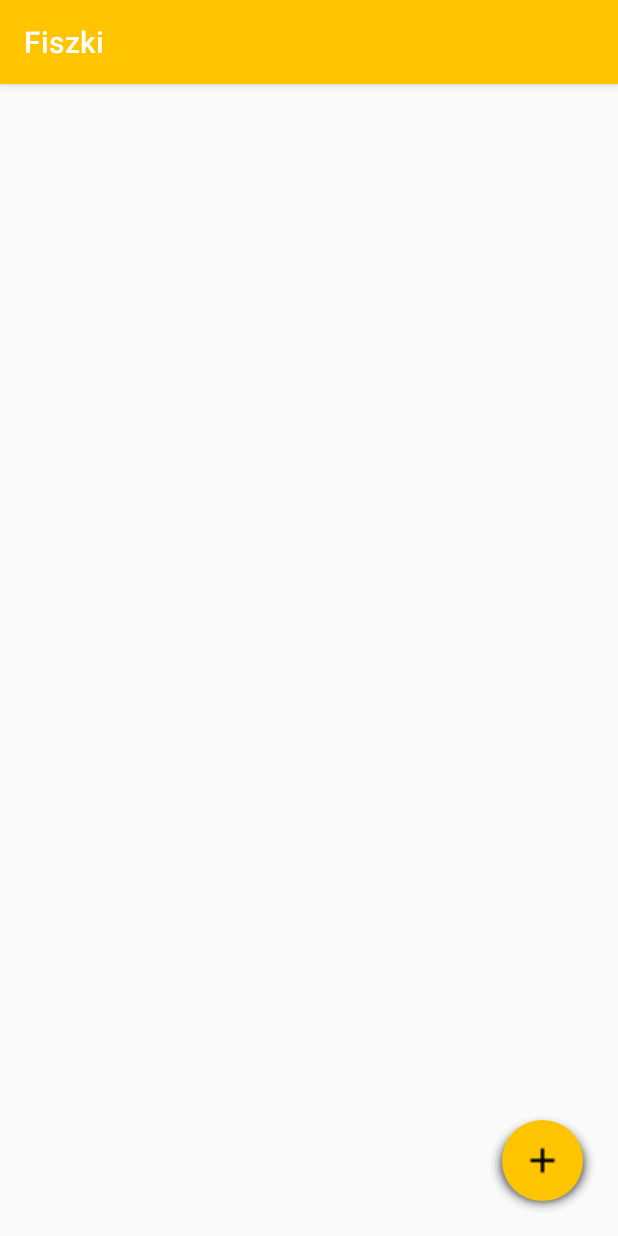
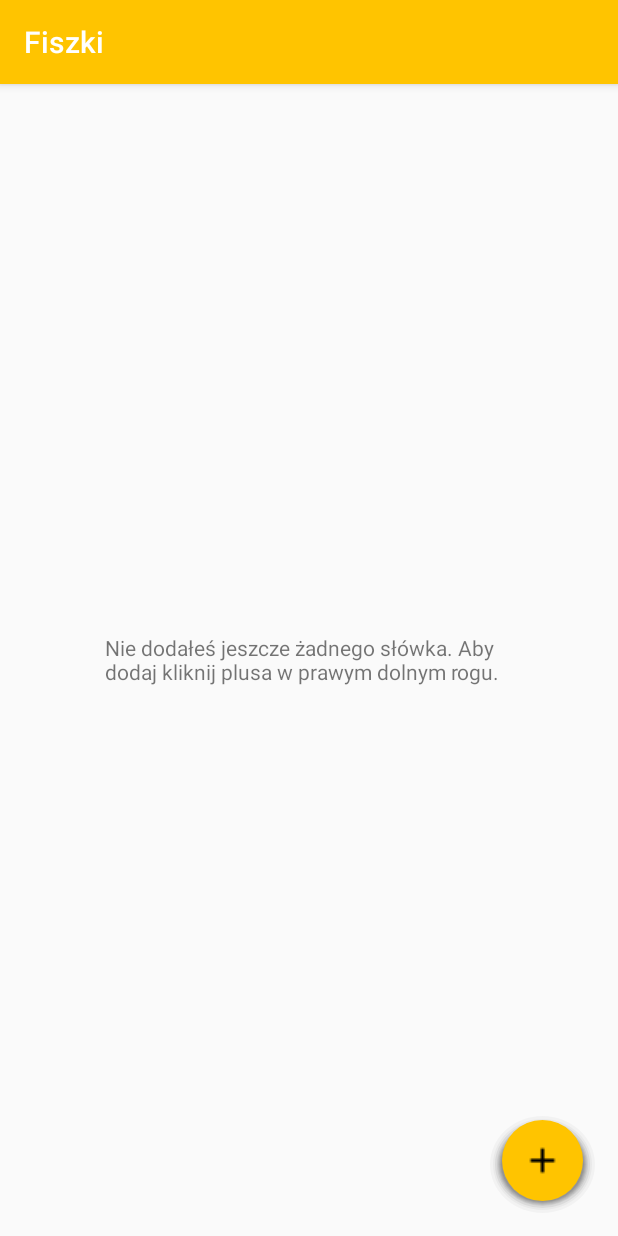
Before and after one commit to rstnewbies/Fiszki, an Android app: the screen it shows after launch (MainActivity), on a phone screen of 412 x 824 dp. Run offline under Robolectric (Android 15) with nearby library versions, the phone set to English and light mode, and no system bars.

Commit message:
Fixed bug #5

```diff
--- a/app/src/main/java/eu/qm/fiszki/AddWordActivity.java
+++ b/app/src/main/java/eu/qm/fiszki/AddWordActivity.java
@@ -11,6 +11,7 @@ import android.view.View;
 import android.view.WindowManager;
 import android.view.inputmethod.InputMethodManager;
 import android.widget.EditText;
+import android.widget.TextView;
 
 public class AddWordActivity extends AppCompatActivity {
 
@@ -29,6 +30,7 @@ public class AddWordActivity extends AppCompatActivity {
         getWindow().setSoftInputMode(WindowManager.LayoutParams.SOFT_INPUT_STATE_VISIBLE);
         inputTranslation = (EditText) findViewById(R.id.inputTranslation);
         inputTranslation.setInputType(InputType.TYPE_TEXT_FLAG_NO_SUGGESTIONS);
+
         OpenDataBase.openDB(myDb);
     }
 
--- a/app/src/main/java/eu/qm/fiszki/MainActivity.java
+++ b/app/src/main/java/eu/qm/fiszki/MainActivity.java
@@ -9,11 +9,12 @@ import android.view.MenuItem;
 import android.view.View;
 import android.widget.ListView;
 import android.widget.SimpleCursorAdapter;
+import android.widget.TextView;
 
 
 public class MainActivity extends AppCompatActivity {
     TimerClass Timer = new TimerClass();
-
+    TextView small;
     DBAdapter myDb = new DBAdapter(this);
     OpenDataBaseClass openDataBase = new OpenDataBaseClass();
 
@@ -24,7 +25,7 @@ public class MainActivity extends AppCompatActivity {
         openDataBase.openDB(myDb);
         populateListView();
         Timer.start(this, 30000, getString(R.string.notification_message),
-                    getString(R.string.notification_title),myDb);
+                getString(R.string.notification_title), myDb);
     }
 
     @Override
@@ -32,6 +33,10 @@ public class MainActivity extends AppCompatActivity {
     {
         super.onResume();
         populateListView();
+        if(myDb.rowCount()>0) {
+            small = (TextView) findViewById(R.id.textView4);
+            small.setTextColor(getResources().getColor(android.R.color.transparent));
+        }
     }
 
     public void dodajNoweSlowko(View view) {
--- a/app/src/main/res/layout-v15/activity_main.xml
+++ b/app/src/main/res/layout-v15/activity_main.xml
@@ -11,6 +11,14 @@
         android:layout_alignParentRight="true"
         android:layout_alignParentTop="true"
         android:id="@+id/frameLayout">
+
+        <TextView
+            android:layout_width="272dp"
+            android:layout_height="wrap_content"
+            android:textAppearance="?android:attr/textAppearanceSmall"
+            android:text="@string/empty_base_main_layout"
+            android:id="@+id/textView4"
+            android:layout_gravity="center" />
 
         <ListView
             android:layout_width="wrap_content"
--- a/app/src/main/res/layout-v21/activity_main.xml
+++ b/app/src/main/res/layout-v21/activity_main.xml
@@ -11,6 +11,14 @@
         android:layout_alignParentRight="true"
         android:layout_alignParentTop="true"
         android:id="@+id/frameLayout">
+
+        <TextView
+            android:layout_width="271dp"
+            android:layout_height="wrap_content"
+            android:textAppearance="?android:attr/textAppearanceSmall"
+            android:text="@string/empty_base_main_layout"
+            android:id="@+id/textView4"
+            android:layout_gravity="center" />
 
         <ListView
             android:layout_width="wrap_content"
--- a/app/src/main/res/layout/activity_main.xml
+++ b/app/src/main/res/layout/activity_main.xml
@@ -11,6 +11,14 @@
         android:layout_alignParentRight="true"
         android:layout_alignParentTop="true"
         android:id="@+id/frameLayout">
+
+        <TextView
+            android:layout_width="262dp"
+            android:layout_height="wrap_content"
+            android:textAppearance="?android:attr/textAppearanceSmall"
+            android:text="@string/empty_base_main_layout"
+            android:id="@+id/textView4"
+            android:layout_gravity="center" />
 
         <ListView
             android:layout_width="wrap_content"
--- a/app/src/main/res/values/strings.xml
+++ b/app/src/main/res/values/strings.xml
@@ -15,5 +15,7 @@
     <string name="notification_title">Czas na naukę.</string>
     <string name="notification_message">Przyszedł czas na przetłumaczenie słowa. To pozwoli Ci
                                         szybciej się nauczyć danego języka</string>
+    <string name="empty_base_main_layout">Nie dodałeś jeszcze żadnego słówka. Aby dodaj kliknij plusa
+                                        w prawym dolnym rogu.</string>
 
 </resources>
```
